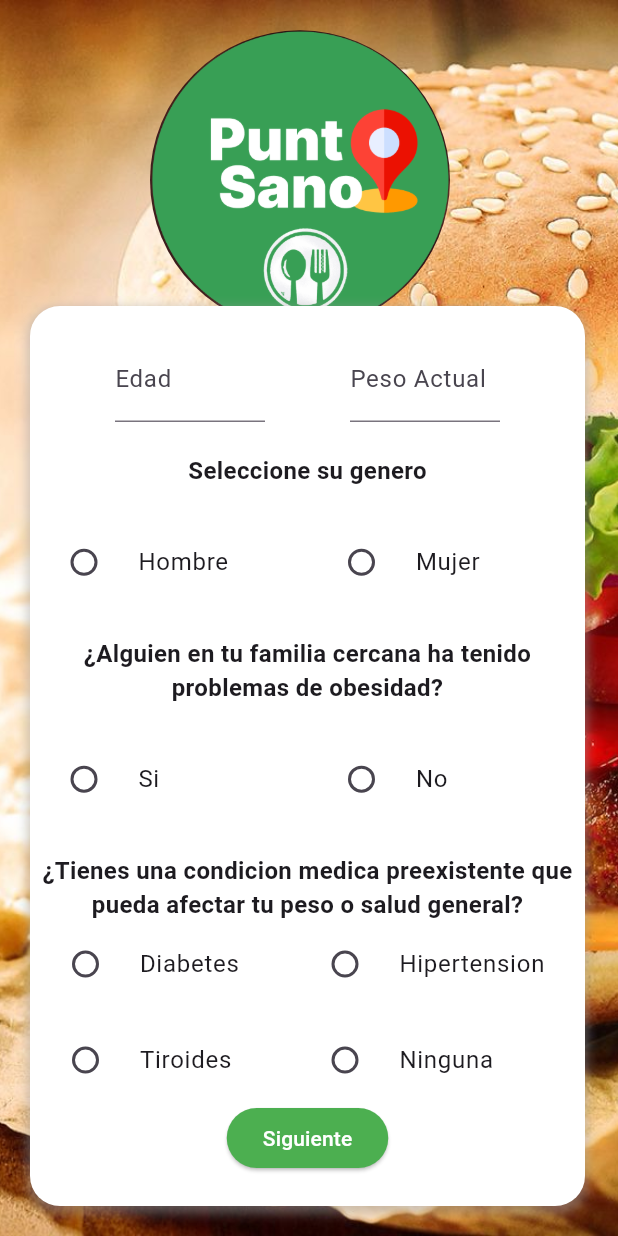
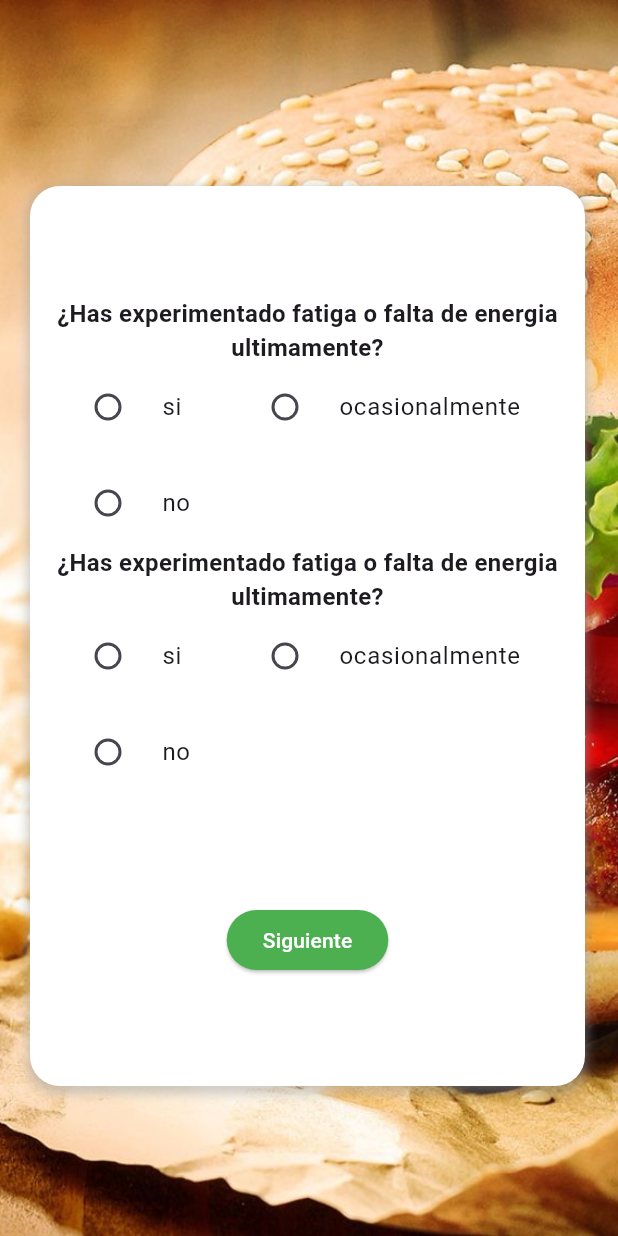
Before and after one commit to yeshua-aguilar/app_puntosano, a Flutter app: the Registre2 screen opened by its route, after a tap on "Siguiente", on a phone screen of 412 x 824 dp. Run offline on Flutter 3.47's test engine with Material 3 defaults, Android fonts, the phone set to English and light mode, and no system bars.

Commit message:
registre 3

```diff
--- a/lib/main.dart
+++ b/lib/main.dart
@@ -1,6 +1,7 @@
 import 'package:app_puntosano/login.dart';
 import 'package:app_puntosano/registre.dart';
 import 'package:app_puntosano/registre2.dart';
+import 'package:app_puntosano/registre3.dart';
 import 'package:flutter/material.dart';
 
 void main() {
@@ -20,6 +21,7 @@ class MyApp extends StatelessWidget {
         '/login': (context) => const Login(),
         '/registre': (context) => const Registre(),
         '/registre2': (context) => const Registre2(),
+        '/registre3': (context) => const Registre3(),
       },
     );
   }
--- a/lib/registre2.dart
+++ b/lib/registre2.dart
@@ -228,7 +228,7 @@ class _Registre2State extends State<Registre2> {
                           ),
                           ElevatedButton(
                             onPressed: () {
-                              // Do something when the button is pressed.
+                              Navigator.pushNamed(context, '/registre3');
                             },
                             style: ElevatedButton.styleFrom(
                               backgroundColor: Colors.green,
--- /dev/null
+++ b/lib/registre3.dart
@@ -0,0 +1,188 @@
+import 'package:flutter/material.dart';
+
+class Registre3 extends StatefulWidget {
+  const Registre3({Key? key}) : super(key: key);
+
+  @override
+  _Registre3State createState() => _Registre3State();
+}
+
+class _Registre3State extends State<Registre3> {
+  String pregunta1Selecionado = '';
+  String pregunta2Selecionado = '';
+  String pregunta3Selecionado = '';
+
+  @override
+  Widget build(BuildContext context) {
+    return Scaffold(
+      body: Stack(
+        children: [
+          Image.asset(
+            'assets/img/hambur.jpg',
+            width: double.infinity,
+            height: double.infinity,
+            fit: BoxFit.cover,
+          ),
+          Positioned(
+            left: 20,
+            bottom: 100,
+            child: Center(
+              child: Padding(
+                padding: const EdgeInsets.all(0.0),
+                child: Container(
+                  width: 370,
+                  height: 600,
+                  decoration: BoxDecoration(
+                    color: Colors.white,
+                    borderRadius: BorderRadius.circular(20),
+                    boxShadow: [
+                      BoxShadow(
+                        color: Colors.grey.withOpacity(0.5),
+                        spreadRadius: 2,
+                        blurRadius: 5,
+                        offset: Offset(0, 3),
+                      ),
+                    ],
+                  ),
+                  child: Column(
+                    mainAxisAlignment: MainAxisAlignment.spaceEvenly,
+                    children: [
+                      //pregunta 1
+                      Column(
+                        mainAxisAlignment: MainAxisAlignment.spaceEvenly,
+                        children: [
+                          const Text(
+                            '¿Has experimentado fatiga o falta de energia ultimamente?',
+                            style: TextStyle(
+                              fontSize: 16,
+                              fontWeight: FontWeight.bold,
+                            ),
+                            textAlign: TextAlign.center,
+                          ),
+                          Wrap(
+                            alignment: WrapAlignment.start,
+                            spacing: 8.0,
+                            runSpacing: 8.0,
+                            children: [
+                              Container(
+                                width: 110,
+                                child: RadioListTile(
+                                  title: Text('si'),
+                                  value: 'opcion1',
+                                  groupValue: pregunta1Selecionado,
+                                  onChanged: (value) {
+                                    setState(() {
+                                      pregunta1Selecionado = value.toString();
+                                    });
+                                  },
+                                ),
+                              ),
+                              Container(
+                                width: 220,
+                                child: RadioListTile(
+                                  title: Text('ocasionalmente'),
+                                  value: 'opcion2',
+                                  groupValue: pregunta1Selecionado,
+                                  onChanged: (value) {
+                                    setState(() {
+                                      pregunta1Selecionado = value.toString();
+                                    });
+                                  },
+                                ),
+                              ),
+                              Container(
+                                width: 120,
+                                child: RadioListTile(
+                                  title: Text('no'),
+                                  value: 'opcion3',
+                                  groupValue: pregunta1Selecionado,
+                                  onChanged: (value) {
+                                    setState(() {
+                                      pregunta1Selecionado = value.toString();
+                                    });
+                                  },
+                                ),
+                              ),
+                            ],
+                          ),
+                          //pregunta 2
+                          const Text(
+                            '¿Has experimentado fatiga o falta de energia ultimamente?',
+                            style: TextStyle(
+                              fontSize: 16,
+                              fontWeight: FontWeight.bold,
+                            ),
+                            textAlign: TextAlign.center,
+                          ),
+                          Wrap(
+                            alignment: WrapAlignment.start,
+                            spacing: 8.0,
+                            runSpacing: 8.0,
+                            children: [
+                              Container(
+                                width: 110,
+                                child: RadioListTile(
+                                  title: Text('si'),
+                                  value: 'opcion1',
+                                  groupValue: pregunta1Selecionado,
+                                  onChanged: (value) {
+                                    setState(() {
+                                      pregunta1Selecionado = value.toString();
+                                    });
+                                  },
+                                ),
+                              ),
+                              Container(
+                                width: 220,
+                                child: RadioListTile(
+                                  title: Text('ocasionalmente'),
+                                  value: 'opcion2',
+                                  groupValue: pregunta1Selecionado,
+                                  onChanged: (value) {
+                                    setState(() {
+                                      pregunta1Selecionado = value.toString();
+                                    });
+                                  },
+                                ),
+                              ),
+                              Container(
+                                width: 120,
+                                child: RadioListTile(
+                                  title: Text('no'),
+                                  value: 'opcion3',
+                                  groupValue: pregunta1Selecionado,
+                                  onChanged: (value) {
+                                    setState(() {
+                                      pregunta1Selecionado = value.toString();
+                                    });
+                                  },
+                                ),
+                              ),
+                            ],
+                          ),
+                        ],
+                      ),
+                      // boton
+                      ElevatedButton(
+                        onPressed: () {
+                          // Do something when the button is pressed.
+                        },
+                        style: ElevatedButton.styleFrom(
+                          backgroundColor: Colors.green,
+                        ),
+                        child: const Text('Siguiente',
+                            style: TextStyle(
+                              color: Colors.white,
+                            )),
+                      ),
+                    ],
+                  ),
+                ),
+              ),
+            ),
+          ),
+        ],
+      ),
+    );
+  }
+}
```
